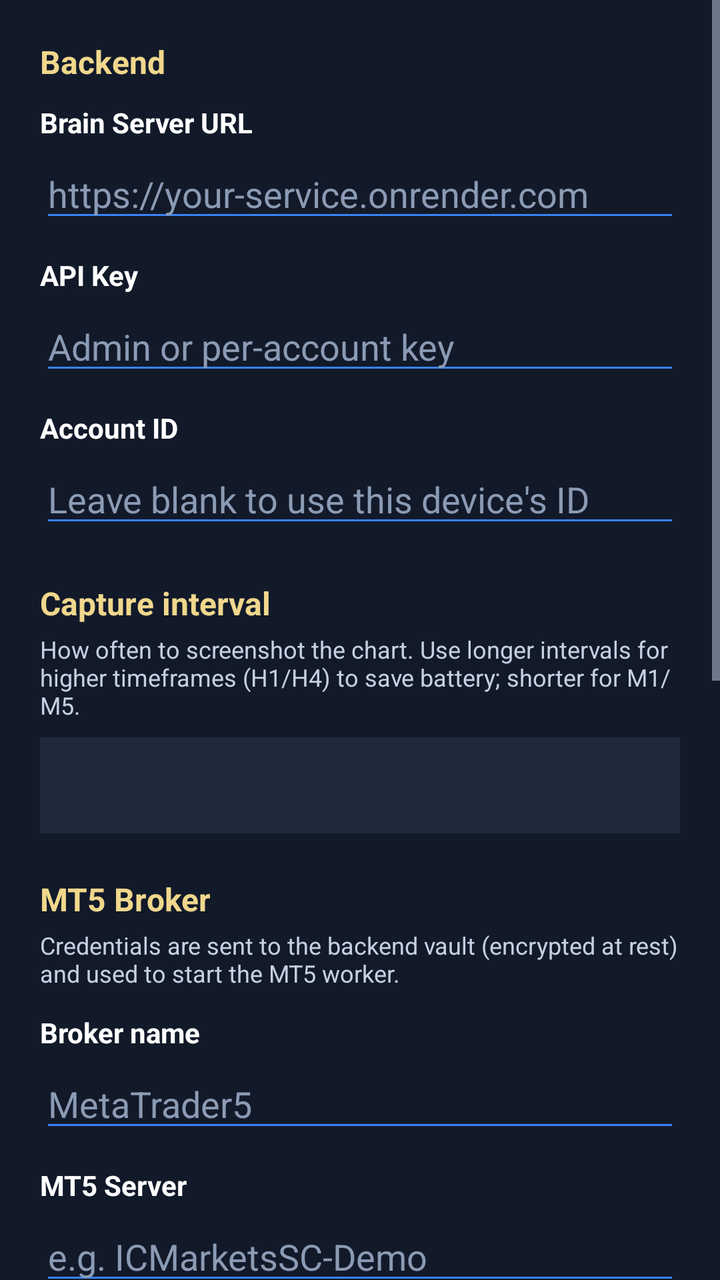
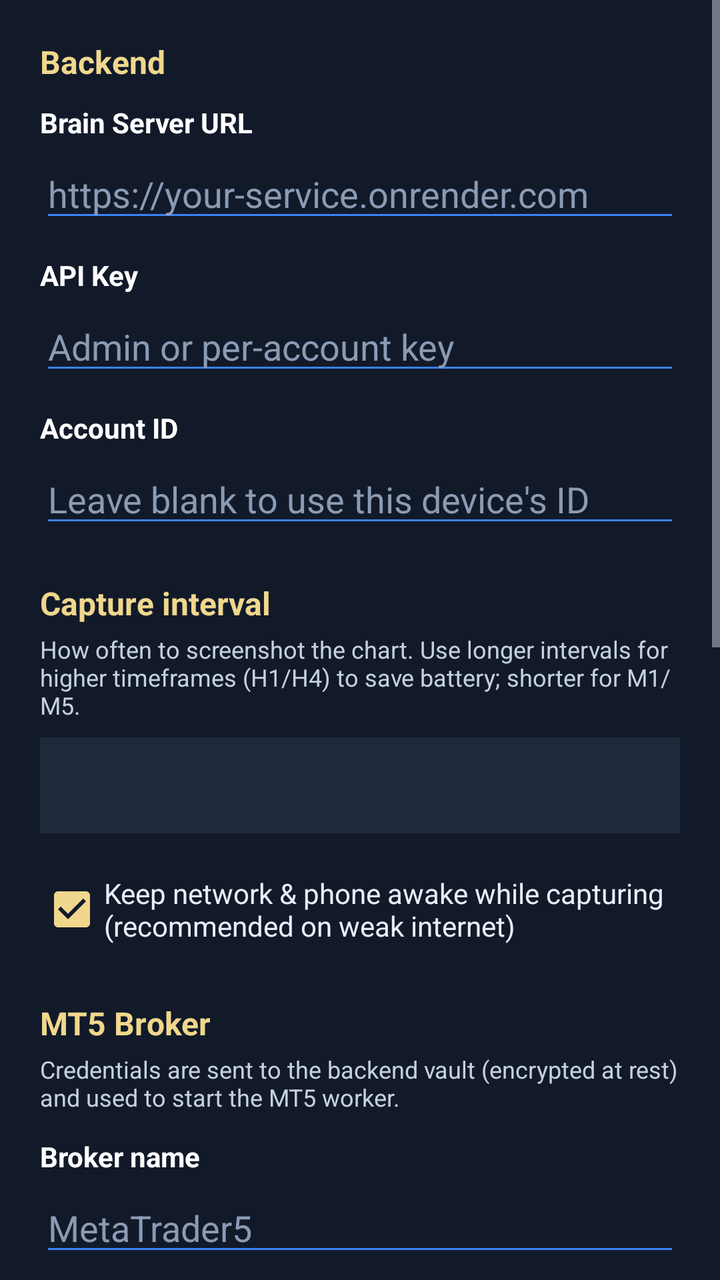

Screens rendered from an Android XML layout before and after an edit, with the pre-edit source and the edit as a unified diff.
<!-- AndroidManifest.xml: application theme Theme.AEGIS -->
<!-- res/layout/activity_settings.xml -->
<?xml version="1.0" encoding="utf-8"?>
<ScrollView xmlns:android="http://schemas.android.com/apk/res/android"
    android:layout_width="match_parent"
    android:layout_height="match_parent"
    android:fillViewport="true"
    android:background="#121A2A">

    <LinearLayout
        android:layout_width="match_parent"
        android:layout_height="wrap_content"
        android:orientation="vertical"
        android:padding="20dp">

        <TextView
            android:layout_width="wrap_content"
            android:layout_height="wrap_content"
            android:text="Backend"
            android:textSize="16sp"
            android:textStyle="bold"
            android:textColor="#F0D78C"/>

        <TextView
            android:layout_width="wrap_content"
            android:layout_height="wrap_content"
            android:text="Brain Server URL"
            android:textSize="14sp"
            android:textStyle="bold"
            android:textColor="#FFFFFF"
            android:layout_marginTop="10dp"/>

        <EditText
            android:id="@+id/etServerIp"
            android:layout_width="match_parent"
            android:layout_height="wrap_content"
            android:hint="https://your-service.onrender.com"
            android:inputType="textUri"
            android:textColor="#FFFFFF"
            android:textColorHint="#8B9BB4"
            android:backgroundTint="#3B82F6"
            android:layout_marginTop="4dp"/>

        <TextView
            android:layout_width="wrap_content"
            android:layout_height="wrap_content"
            android:text="API Key"
            android:textSize="14sp"
            android:textStyle="bold"
            android:textColor="#FFFFFF"
            android:layout_marginTop="12dp"/>

        <EditText
            android:id="@+id/etApiKey"
            android:layout_width="match_parent"
            android:layout_height="wrap_content"
            android:hint="Admin or per-account key"
            android:inputType="textPassword"
            android:textColor="#FFFFFF"
            android:textColorHint="#8B9BB4"
            android:backgroundTint="#3B82F6"
            android:layout_marginTop="4dp"/>

        <TextView
            android:layout_width="wrap_content"
            android:layout_height="wrap_content"
            android:text="Account ID"
            android:textSize="14sp"
            android:textStyle="bold"
            android:textColor="#FFFFFF"
            android:layout_marginTop="12dp"/>

        <EditText
            android:id="@+id/etAccountId"
            android:layout_width="match_parent"
            android:layout_height="wrap_content"
            android:hint="Leave blank to use this device's ID"
            android:inputType="text"
            android:textColor="#FFFFFF"
            android:textColorHint="#8B9BB4"
            android:backgroundTint="#3B82F6"
            android:layout_marginTop="4dp"/>

        <TextView
            android:layout_width="wrap_content"
            android:layout_height="wrap_content"
            android:text="Capture interval"
            android:textSize="16sp"
            android:textStyle="bold"
            android:textColor="#F0D78C"
            android:layout_marginTop="22dp"/>

        <TextView
            android:layout_width="wrap_content"
            android:layout_height="wrap_content"
            android:text="How often to screenshot the chart. Use longer intervals for higher timeframes (H1/H4) to save battery; shorter for M1/M5."
            android:textSize="12sp"
            android:textColor="#C5D0E0"
            android:layout_marginTop="4dp"/>

        <Spinner
            android:id="@+id/spinnerCaptureInterval"
            android:layout_width="match_parent"
            android:layout_height="48dp"
            android:layout_marginTop="8dp"
            android:background="#1E293B"
            android:popupBackground="#1E293B"/>

        <TextView
            android:layout_width="wrap_content"
            android:layout_height="wrap_content"
            android:text="MT5 Broker"
            android:textSize="16sp"
            android:textStyle="bold"
            android:textColor="#F0D78C"
            android:layout_marginTop="22dp"/>

        <TextView
            android:layout_width="wrap_content"
            android:layout_height="wrap_content"
            android:text="Credentials are sent to the backend vault (encrypted at rest) and used to start the MT5 worker."
            android:textSize="12sp"
            android:textColor="#C5D0E0"
            android:layout_marginTop="4dp"/>

        <TextView
            android:layout_width="wrap_content"
            android:layout_height="wrap_content"
            android:text="Broker name"
            android:textSize="14sp"
            android:textStyle="bold"
            android:textColor="#FFFFFF"
            android:layout_marginTop="12dp"/>

        <EditText
            android:id="@+id/etMt5Broker"
            android:layout_width="match_parent"
            android:layout_height="wrap_content"
            android:hint="MetaTrader5"
            android:inputType="text"
            android:textColor="#FFFFFF"
            android:textColorHint="#8B9BB4"
            android:backgroundTint="#3B82F6"
            android:layout_marginTop="4dp"/>

        <TextView
            android:layout_width="wrap_content"
            android:layout_height="wrap_content"
            android:text="MT5 Server"
            android:textSize="14sp"
            android:textStyle="bold"
            android:textColor="#FFFFFF"
            android:layout_marginTop="12dp"/>

        <EditText
            android:id="@+id/etMt5Server"
            android:layout_width="match_parent"
            android:layout_height="wrap_content"
            android:hint="e.g. ICMarketsSC-Demo"
            android:inputType="text"
            android:textColor="#FFFFFF"
            android:textColorHint="#8B9BB4"
            android:backgroundTint="#3B82F6"
            android:layout_marginTop="4dp"/>

        <TextView
            android:layout_width="wrap_content"
            android:layout_height="wrap_content"
            android:text="MT5 Login (account number)"
            android:textSize="14sp"
            android:textStyle="bold"
            android:textColor="#FFFFFF"
            android:layout_marginTop="12dp"/>

        <EditText
            android:id="@+id/etMt5Login"
            android:layout_width="match_parent"
            android:layout_height="wrap_content"
            android:hint="12345678"
            android:inputType="number"
            android:textColor="#FFFFFF"
            android:textColorHint="#8B9BB4"
            android:backgroundTint="#3B82F6"
            android:layout_marginTop="4dp"/>

        <TextView
            android:layout_width="wrap_content"
            android:layout_height="wrap_content"
            android:text="MT5 Trading password"
            android:textSize="14sp"
            android:textStyle="bold"
            android:textColor="#FFFFFF"
            android:layout_marginTop="12dp"/>

        <EditText
            android:id="@+id/etMt5Password"
            android:layout_width="match_parent"
            android:layout_height="wrap_content"
            android:hint="Trading password"
            android:inputType="textPassword"
            android:textColor="#FFFFFF"
            android:textColorHint="#8B9BB4"
            android:backgroundTint="#3B82F6"
            android:layout_marginTop="4dp"/>

        <CheckBox
            android:id="@+id/cbMt5Execution"
            android:layout_width="match_parent"
            android:layout_height="wrap_content"
            android:text="Allow backend to execute trades (execution_enabled)"
            android:layout_marginTop="12dp"
            android:textColor="#FFFFFF"
            android:checked="true"/>

        <TextView
            android:layout_width="wrap_content"
            android:layout_height="wrap_content"
            android:text="Safety"
            android:textSize="16sp"
            android:textStyle="bold"
            android:textColor="#F0D78C"
            android:layout_marginTop="22dp"/>

        <CheckBox
            android:id="@+id/cbAutoExecute"
            android:layout_width="match_parent"
            android:layout_height="wrap_content"
            android:text="Auto-execute BUY/SELL via Accessibility"
            android:layout_marginTop="8dp"
            android:textColor="#FFFFFF"
            android:checked="false"/>

        <TextView
            android:layout_width="wrap_content"
            android:layout_height="wrap_content"
            android:text="Min confidence to execute (0.0–1.0)"
            android:textSize="14sp"
            android:textStyle="bold"
            android:textColor="#FFFFFF"
            android:layout_marginTop="12dp"/>

        <EditText
            android:id="@+id/etMinConfidence"
            android:layout_width="match_parent"
            android:layout_height="wrap_content"
            android:hint="0.70"
            android:inputType="numberDecimal"
            android:textColor="#FFFFFF"
            android:textColorHint="#8B9BB4"
            android:backgroundTint="#3B82F6"
            android:layout_marginTop="4dp"/>

        <Button
            android:id="@+id/btnSave"
            android:layout_width="match_parent"
            android:layout_height="wrap_content"
            android:text="SAVE SETTINGS"
            android:textColor="#FFFFFF"
            android:background="#2563EB"
            android:layout_marginTop="20dp"/>

        <Button
            android:id="@+id/btnSaveAndConnect"
            android:layout_width="match_parent"
            android:layout_height="wrap_content"
            android:text="SAVE &amp; CONNECT MT5"
            android:textColor="#FFFFFF"
            android:background="#0D9488"
            android:layout_marginTop="8dp"
            android:layout_marginBottom="24dp"/>

    </LinearLayout>
</ScrollView>
<!-- resources referenced by this layout -->
<resources>
  <style name="Theme.AEGIS" parent="Theme.MaterialComponents.DayNight.NoActionBar">
          <item name="colorPrimary">@color/aegis_blue</item>
          <item name="colorPrimaryDark">@color/aegis_bg</item>
          <item name="colorAccent">@color/aegis_gold</item>
          <item name="android:statusBarColor">@color/aegis_bg</item>
          <item name="android:navigationBarColor">@color/aegis_bg</item>
          <item name="android:windowBackground">@color/aegis_bg</item>
          <item name="android:textColorPrimary">@color/aegis_text</item>
          <item name="android:textColorSecondary">@color/aegis_muted</item>
          <item name="android:textColor">@color/aegis_text</item>
          <item name="android:textColorHint">@color/aegis_muted</item>
          <item name="colorOnPrimary">@color/aegis_text</item>
          <item name="colorOnSurface">@color/aegis_text</item>
          <item name="android:buttonStyle">@style/Widget.AEGIS.Button</item>
      </style>
  <color name="aegis_blue">#3B82F6</color>
  <color name="aegis_bg">#121A2A</color>
  <color name="aegis_gold">#F0D78C</color>
  <color name="aegis_text">#FFFFFF</color>
  <color name="aegis_muted">#C5D0E0</color>
  <style name="Widget.AEGIS.Button" parent="Widget.MaterialComponents.Button">
          <item name="android:textColor">#FFFFFF</item>
          <item name="backgroundTint">@null</item>
      </style>
</resources>

<!-- the commit's change to res/layout/activity_settings.xml (unified diff, before → after) -->
@@ -104,6 +104,15 @@
             android:background="#1E293B"
             android:popupBackground="#1E293B"/>
 
+        <CheckBox
+            android:id="@+id/cbKeepNetwork"
+            android:layout_width="match_parent"
+            android:layout_height="wrap_content"
+            android:layout_marginTop="14dp"
+            android:text="Keep network &amp; phone awake while capturing (recommended on weak internet)"
+            android:textColor="#E8EEF8"
+            android:checked="true"/>
+
         <TextView
             android:layout_width="wrap_content"
             android:layout_height="wrap_content"
